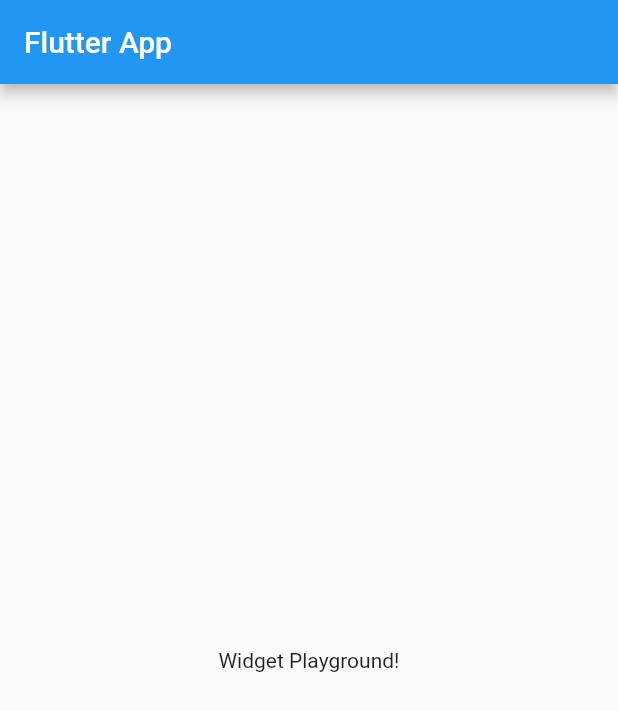
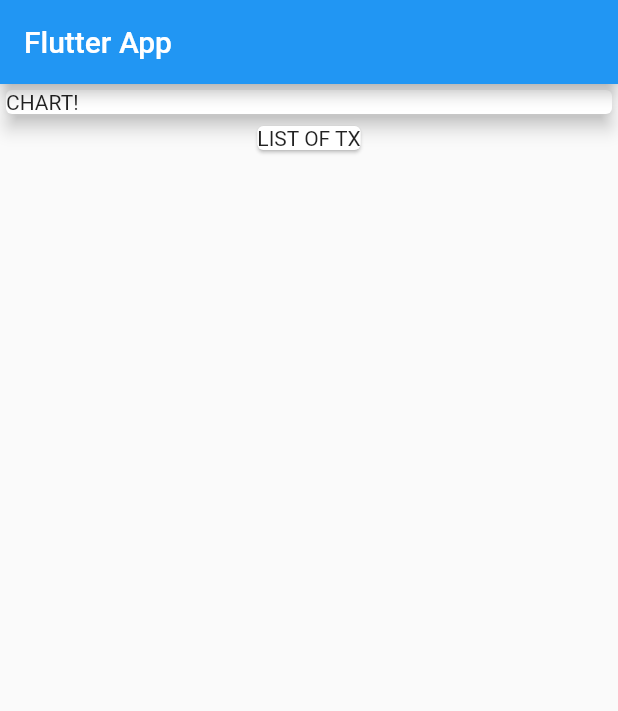
Before and after one commit to khlebobul/personal-expenses-app, a Flutter app: the screen it shows after launch, on a phone screen of 412 x 824 dp. Shown: the top 711 px of the screen. Run offline on Flutter 3.47's test engine with Material 2 defaults, Android fonts, the phone set to English and light mode, and no system bars.

Commit message:
colombining widgets

```diff
--- a/lib/main.dart
+++ b/lib/main.dart
@@ -19,8 +19,19 @@ class MyHomePage extends StatelessWidget {
       appBar: AppBar(
         title: Text('Flutter App'),
       ),
-      body: Center(
-        child: Text('Widget Playground!'),
+      body: Column(
+        children: <Widget>[
+          Container(
+            width: double.infinity,
+            child: Card(
+              child: Text('CHART!'),
+              elevation: 5,
+            ),
+          ),
+          Card(
+            child: Text('LIST OF TX'),
+          ),
+        ],
       ),
     );
   }
```
